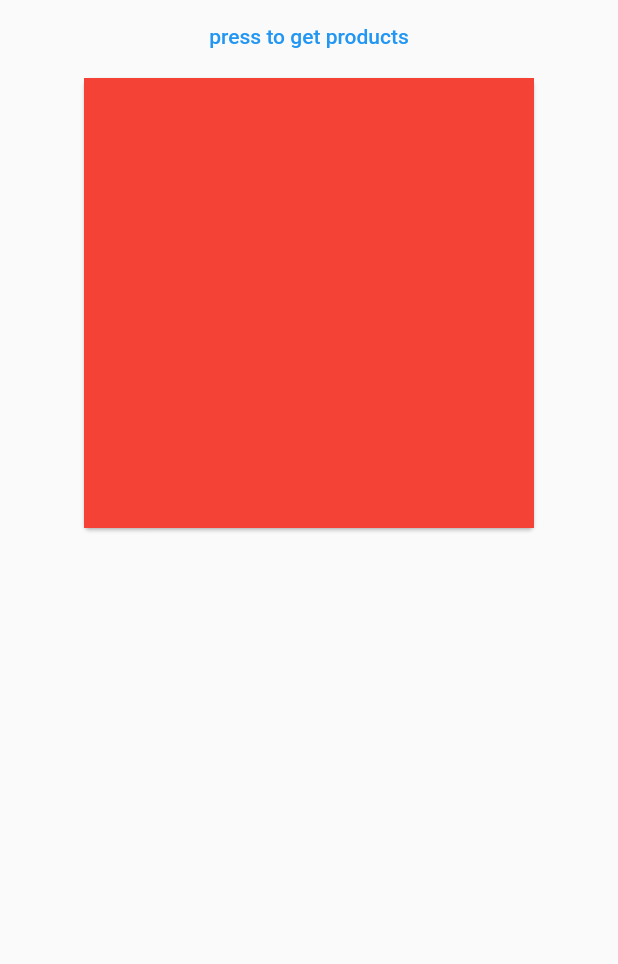
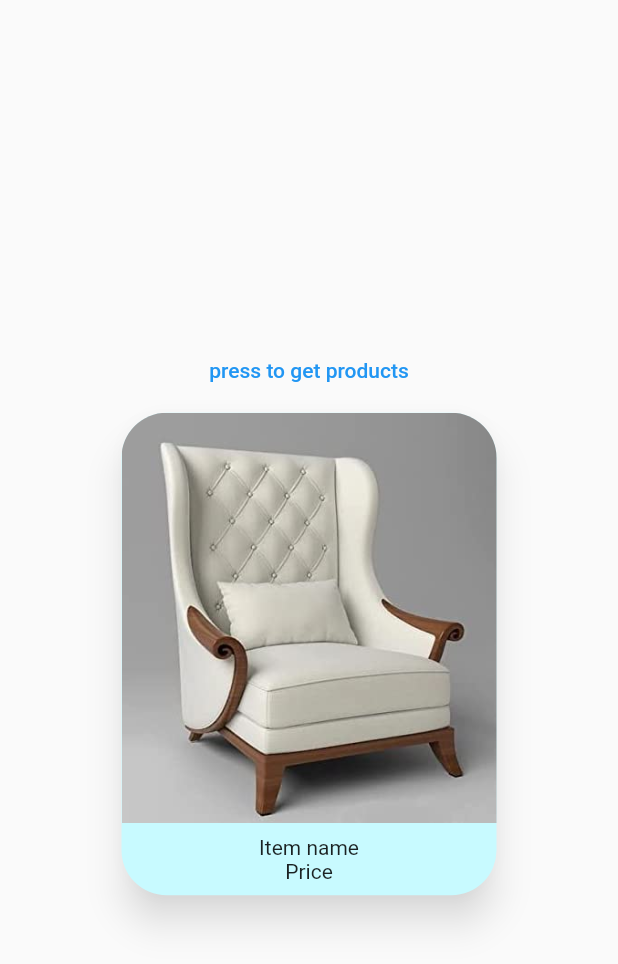
Before and after one commit to alexregiani/store_flutter, a Flutter app: the screen it shows after launch, on a phone screen of 412 x 824 dp. Shown: the top 964 px of the screen. Run offline on Flutter 3.47's test engine with Material 2 defaults, Android fonts, the phone set to English and light mode, and no system bars; our stand-ins replace bloc, dio, equatable, flutter_bloc.

Commit message:
advances on the UI

```diff
--- a/lib/features/products/data/models/product_response_model.dart
+++ b/lib/features/products/data/models/product_response_model.dart
@@ -28,7 +28,7 @@ class ProductResponseModel extends ProductResponseEntity {
     return ProductResponseModel(
       id: json['id'],
       title: json['title'],
-      price: json['price'],
+      price: json['price'].toDouble(),
       description: json['description'],
       category: json['category'],
       image: json['image'],
--- a/lib/features/products/presentation/blocs/product_request/list_product_state.dart
+++ b/lib/features/products/presentation/blocs/product_request/list_product_state.dart
@@ -4,27 +4,30 @@ abstract class ListProductState extends Equatable {
   const ListProductState();
 }
 
-class ListProductInitial extends ListProductState {
+class ListProductInitialState extends ListProductState {
   @override
   List<Object> get props => [];
 }
 
-class ListProductLoading extends ListProductState {
+class ListProductLoadingState extends ListProductState {
   @override
   List<Object> get props => [];
 }
 
-class ListProductSuccess extends ListProductState {
+class ListProductSuccessState extends ListProductState {
   final List<ProductResponseEntity> products;
 
-  ListProductSuccess({required this.products}) {
+  ListProductSuccessState({required this.products}) {
     print('ListProductSuccess with ${products.length} products');
   }
 
   @override
   List<Object> get props => [products];
 }
-class ListProductError extends ListProductState {
+class ListProductErrorState extends ListProductState {
+  final String errorMessage;
+  const ListProductErrorState({required this.errorMessage});
+
   @override
-  List<Object> get props => [];
+  List<Object> get props => [errorMessage];
 }
--- a/lib/features/products/presentation/pages/products_page.dart
+++ b/lib/features/products/presentation/pages/products_page.dart
@@ -1,6 +1,5 @@
 import 'package:flutter/material.dart';
 import 'package:flutter_bloc/flutter_bloc.dart';
-
 
 import '../blocs/product_request/list_product_bloc.dart';
 
@@ -11,7 +10,7 @@ class ProductsPage extends StatelessWidget {
   Widget build(BuildContext context) {
     return Scaffold(
       body: Center(
-        child: Column(children: [
+        child: Column(mainAxisAlignment: MainAxisAlignment.center, children: [
           TextButton(
             onPressed: () {
               BlocProvider.of<ListProductBloc>(context).add(const FetchProductEvent());
@@ -19,13 +18,25 @@ class ProductsPage extends StatelessWidget {
             child: Text('press to get products'),
           ),
           Card(
-            child: Stack(children: [
-              Container(
-                width: 300,
-                height: 300,
-                decoration: BoxDecoration(color: Colors.red),
-              ),
-            ]),
+            shape: RoundedRectangleBorder(
+              borderRadius: BorderRadius.circular(30),
+            ),
+            elevation: 10,
+            shadowColor: Colors.grey.withOpacity(0.4),
+            clipBehavior: Clip.antiAlias,
+            color: const Color(0xFFC8FAFF),
+            child: Container(
+              width: 250,
+              child: Column(children: [
+                Image.asset(fit: BoxFit.cover, 'assets/chair.jpg'),
+                Padding(
+                  padding: const EdgeInsets.symmetric(horizontal: 10, vertical: 8),
+                  child: Column(
+                    children: [Text('Item name'), Text('Price')],
+                  ),
+                ),
+              ]),
+            ),
           ),
         ]),
       ),
--- a/pubspec.yaml
+++ b/pubspec.yaml
@@ -63,9 +63,8 @@ flutter:
   uses-material-design: true
 
   # To add assets to your application, add an assets section, like this:
-  # assets:
-  #   - images/a_dot_burr.jpeg
-  #   - images/a_dot_ham.jpeg
+  assets:
+     - assets/chair.jpg
 
   # An image asset can refer to one or more resolution-specific "variants", see
   # https://flutter.dev/assets-and-images/#resolution-aware
```
Also changed, not shown: lib/features/products/presentation/blocs/product_request/list_product_bloc.dart (+7 -4 lines), assets/chair.jpg (added), 1 other file.
